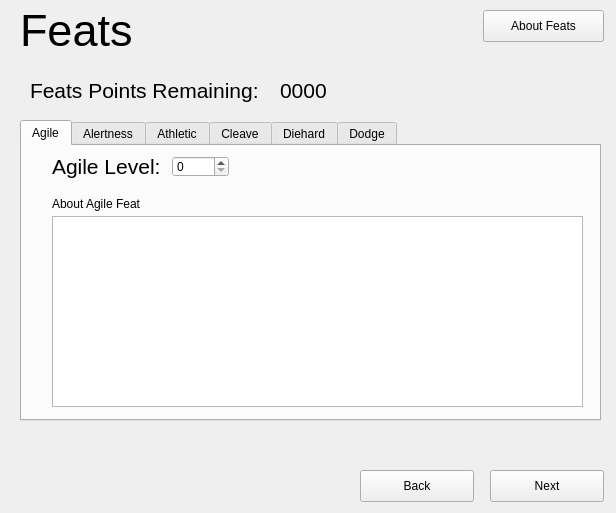
Old version of the form dndprototype/feats.ui in the repository Jcamp44/dndBuilder.
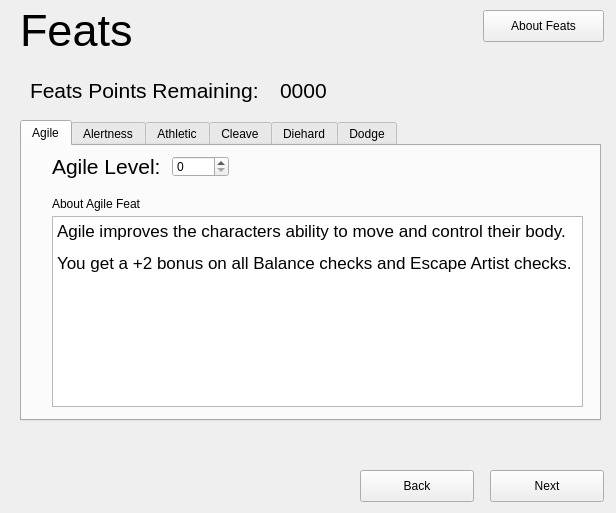
New version of the form.

The edit to the form file:
```diff
--- a/dndprototype/feats.ui
+++ b/dndprototype/feats.ui
@@ -85,7 +85,8 @@
 &lt;html&gt;&lt;head&gt;&lt;meta name=&quot;qrichtext&quot; content=&quot;1&quot; /&gt;&lt;style type=&quot;text/css&quot;&gt;
 p, li { white-space: pre-wrap; }
 &lt;/style&gt;&lt;/head&gt;&lt;body style=&quot; font-family:'Ubuntu'; font-size:9pt; font-weight:400; font-style:normal;&quot;&gt;
-&lt;p style=&quot;-qt-paragraph-type:empty; margin-top:12px; margin-bottom:12px; margin-left:0px; margin-right:0px; -qt-block-indent:0; text-indent:0px; font-family:'Lucida Grande'; font-size:13pt;&quot;&gt;&lt;br /&gt;&lt;/p&gt;&lt;/body&gt;&lt;/html&gt;</string>
+&lt;p style=&quot; margin-top:12px; margin-bottom:12px; margin-left:0px; margin-right:0px; -qt-block-indent:0; text-indent:0px;&quot;&gt;&lt;span style=&quot; font-family:'Lucida Grande'; font-size:13pt;&quot;&gt;Agile improves the characters ability to move and control their body. &lt;/span&gt;&lt;/p&gt;
+&lt;p style=&quot; margin-top:12px; margin-bottom:12px; margin-left:0px; margin-right:0px; -qt-block-indent:0; text-indent:0px;&quot;&gt;&lt;span style=&quot; font-family:'Lucida Grande'; font-size:13pt;&quot;&gt;You get a +2 bonus on all Balance checks and Escape Artist checks.&lt;/span&gt;&lt;/p&gt;&lt;/body&gt;&lt;/html&gt;</string>
      </property>
     </widget>
     <widget class="QLabel" name="lblStrAbout">
```
Left out of the diff: 14 changed lines with no effect on the pictures.
